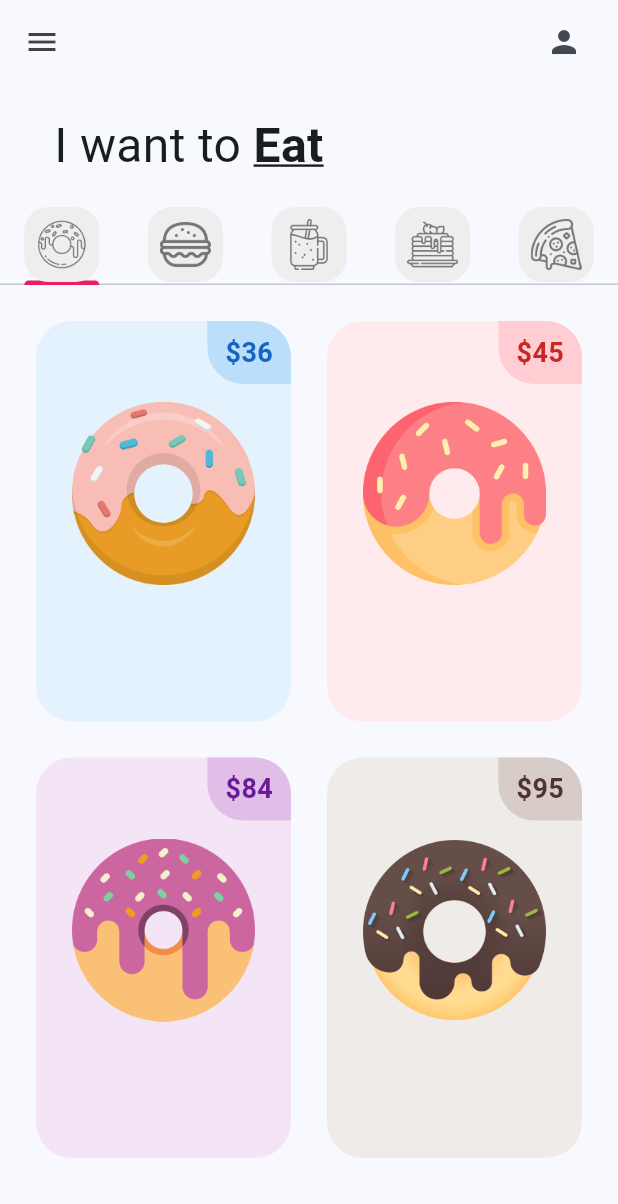
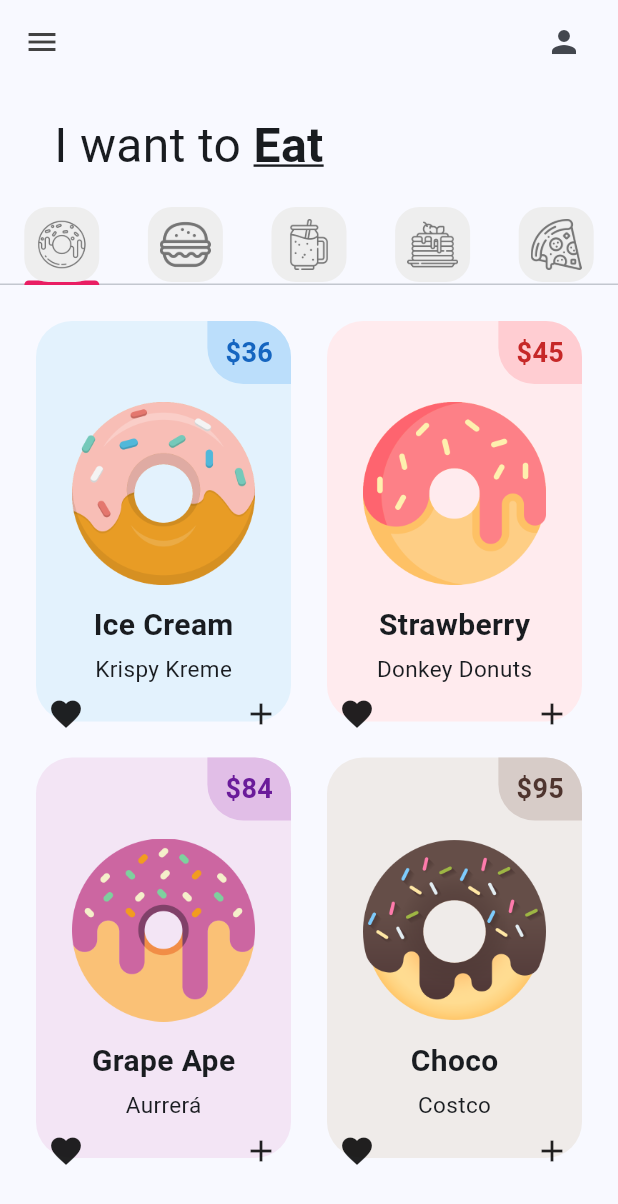
Before and after one commit to DarlaSolis/donut_app_2c_solis, a Flutter app: the screen it shows after launch, on a phone screen of 412 x 824 dp. Shown: the top 1204 px of the screen. Run offline on Flutter 3.47's test engine with Material 3 defaults, Android fonts, the phone set to English and light mode, and no system bars.

Commit message:
DonutTile Finished

```diff
--- a/lib/tabs/donut_tab.dart
+++ b/lib/tabs/donut_tab.dart
@@ -6,13 +6,25 @@ class DonutTab extends StatelessWidget {
   final List donutsOnSale = [
     // [ donutFlavor, donutPrice, donutColor, imageName ]
 
-    ["Ice Cream", "36", Colors.blue, "lib/images/icecream_donut.png"],
+    [
+      "Ice Cream",
+      "Krispy Kreme",
+      "36",
+      Colors.blue,
+      "lib/images/icecream_donut.png"
+    ],
 
-    ["Strawberry", "45", Colors.red, "lib/images/strawberry_donut.png"],
+    [
+      "Strawberry",
+      "Donkey Donuts",
+      "45",
+      Colors.red,
+      "lib/images/strawberry_donut.png"
+    ],
 
-    ["Grape Ape", "84", Colors.purple, "lib/images/grape_donut.png"],
+    ["Grape Ape", "Aurrerá", "84", Colors.purple, "lib/images/grape_donut.png"],
 
-    ["Choco", "95", Colors.brown, "lib/images/chocolate_donut.png"],
+    ["Choco", "Costco", "95", Colors.brown, "lib/images/chocolate_donut.png"],
   ];
   DonutTab({super.key});
 
@@ -25,7 +37,7 @@ class DonutTab extends StatelessWidget {
       padding: EdgeInsets.all(12),
       //Organizan como se veran/distribuiran los elmentos
       gridDelegate: SliverGridDelegateWithFixedCrossAxisCount(
-        //Cuántas columnas usare
+        //Cuántas colu mnas usare
         crossAxisCount: 2,
         //Relación de aspecto (proporción)
         childAspectRatio: 1 / 1.5,
@@ -34,9 +46,10 @@ class DonutTab extends StatelessWidget {
         //cada elemento individual
         return DonutTile(
           donutFlavor: donutsOnSale[index][0],
-          donutPrice: donutsOnSale[index][1],
-          donutColor: donutsOnSale[index][2],
-          imageName: donutsOnSale[index][3],
+          donutStore: donutsOnSale[index][1],
+          donutPrice: donutsOnSale[index][2],
+          donutColor: donutsOnSale[index][3],
+          imageName: donutsOnSale[index][4],
         );
       },
     );
--- a/lib/utils/donut_tile.dart
+++ b/lib/utils/donut_tile.dart
@@ -2,6 +2,7 @@ import 'package:flutter/material.dart';
 
 class DonutTile extends StatelessWidget {
   final String donutFlavor;
+  final String donutStore;
   final String donutPrice;
   //Dynamic porque será de tipo COLOR
   final dynamic donutColor;
@@ -10,6 +11,7 @@ class DonutTile extends StatelessWidget {
   const DonutTile(
       {super.key,
       required this.donutFlavor,
+      required this.donutStore,
       required this.donutPrice,
       this.donutColor,
       this.imageName});
@@ -47,13 +49,38 @@ class DonutTile extends StatelessWidget {
                 )
               ],
             ),
-            //Donit Picture
+            //Donut Picture
             Padding(
               padding: const EdgeInsets.symmetric(horizontal: 24, vertical: 12),
               child: Image.asset(imageName),
-            )
+            ),
+
             //Donut Flavor Text
+            Text(
+              donutFlavor,
+              style: TextStyle(fontWeight: FontWeight.bold, fontSize: 20),
+            ),
+            //Espacio entre texto
+            SizedBox(
+              height: 4,
+            ),
+            //TODO: AGREGAR TEXTO DE LA TIENDA DE DONAS
+            Text(
+              donutStore,
+              style: TextStyle(fontWeight: FontWeight.normal, fontSize: 15),
+            ),
 
+            //Iconos
+            Padding(
+              padding: const EdgeInsets.all(8.0),
+              child: Row(
+                mainAxisAlignment: MainAxisAlignment.spaceBetween,
+                children: [
+                  Icon(Icons.favorite),
+                  Icon(Icons.add),
+                ],
+              ),
+            ),
             //Buttons
           ],
         ),
```
